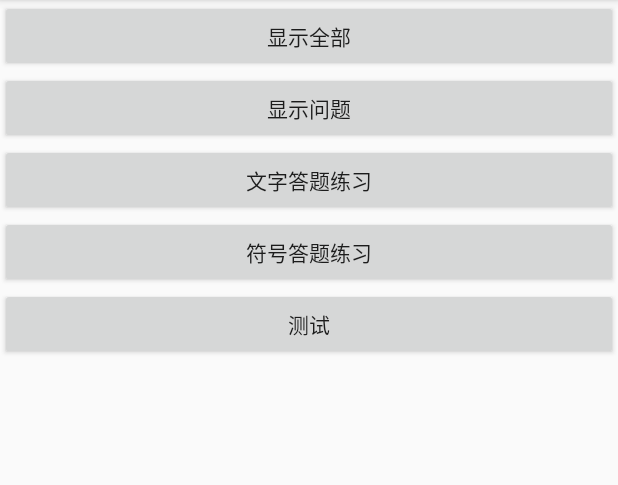
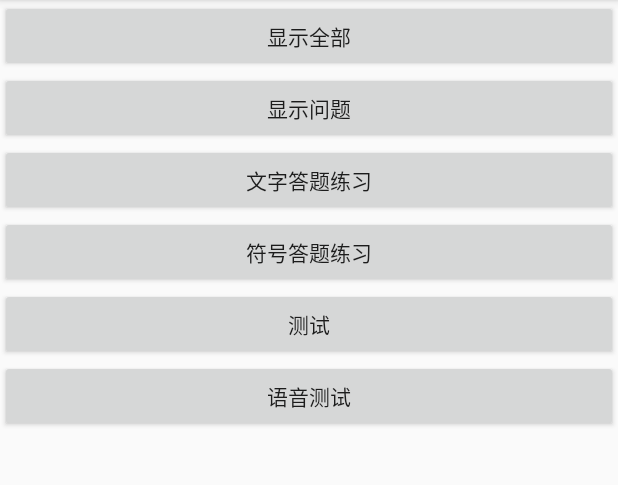
Before and after one commit to wangaijun/TestLighting, an Android app: the screen it shows after launch (MainActivity), on a phone screen of 412 x 824 dp, the part 84-569 px from its top. Run offline under Robolectric (Android 15) with nearby library versions, the phone set to English and light mode, and no system bars.

Commit message:
添加语音测试窗体

```diff
--- a/app/src/main/AndroidManifest.xml
+++ b/app/src/main/AndroidManifest.xml
@@ -26,6 +26,8 @@
         </activity>
         <activity android:name=".TestActivity">
         </activity>
+        <activity android:name=".AudioTestActivity">
+        </activity>
     </application>
 
 </manifest>
--- a/app/src/main/java/com/example/administrator/testlighting/MainActivity.kt
+++ b/app/src/main/java/com/example/administrator/testlighting/MainActivity.kt
@@ -20,5 +20,6 @@ class MainActivity : Activity() {
         btnUseWordsAnswerQuestion.setOnClickListener{startActivity(Intent(this,UseWordsAnswerActivityActivity::class.java))}
         btnUseNumberAnswerQuestion.setOnClickListener{startActivity(Intent(this,UseNumberAnswerQuestionActivity::class.java))}
         btnTest.setOnClickListener{startActivity(Intent(this,TestActivity::class.java))}
+        btnAudioTest.setOnClickListener { startActivity(Intent(this,AudioTestActivity::class.java)) }
     }
 }
--- a/app/src/main/res/layout/activity_main.xml
+++ b/app/src/main/res/layout/activity_main.xml
@@ -37,5 +37,12 @@
             android:layout_height="wrap_content"
             android:text="测试" />
 
+    <Button
+            android:id="@+id/btnAudioTest"
+            android:layout_width="match_parent"
+            android:layout_height="wrap_content"
+            android:text="语音测试"
+    />
+
 
 </LinearLayout>
```
Also changed, not shown: app/src/main/java/com/example/administrator/testlighting/AudioTestActivity.kt (added, +20 -0 lines), app/src/main/res/layout/activity_audio_test.xml (added, +15 -0 lines).
